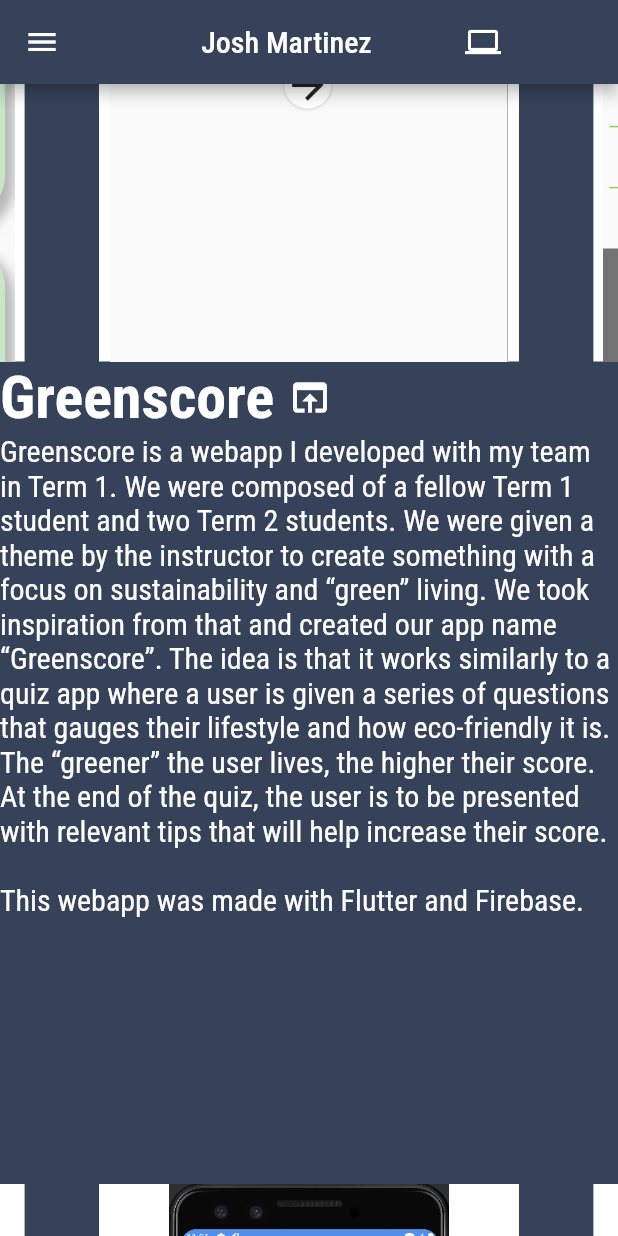
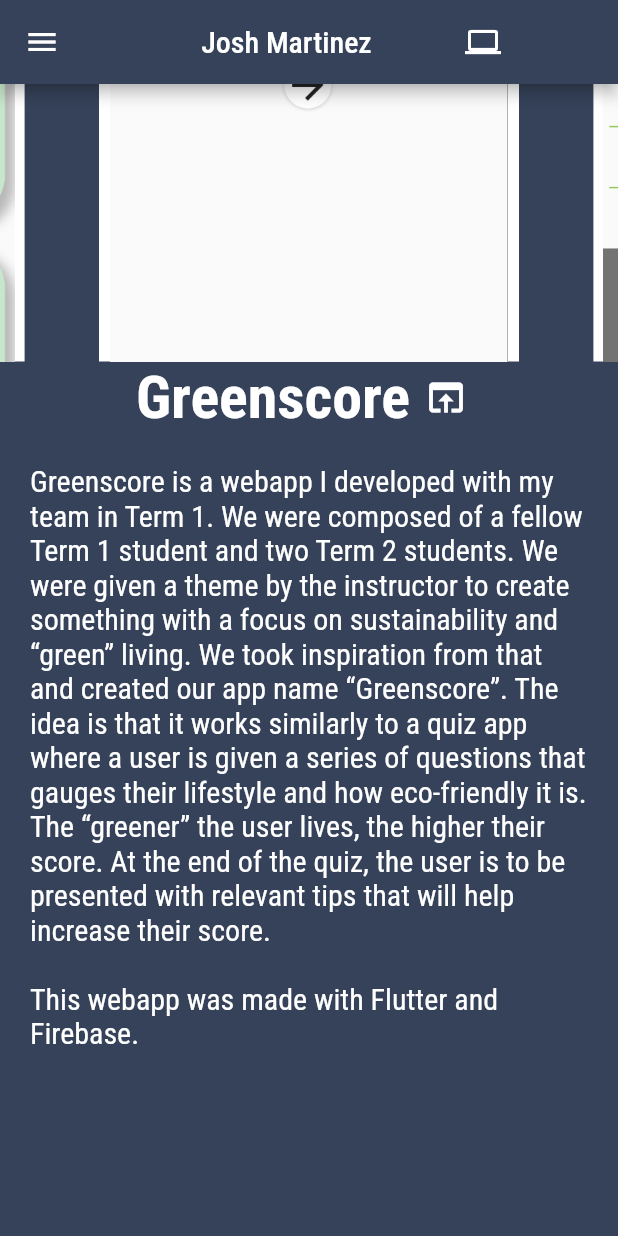
Before and after one commit to ChillyChaos/Personal-Website, a Flutter app: the screen it shows after launch, scrolled down 3456 dp, on a phone screen of 412 x 824 dp. Run offline on Flutter 3.47's test engine with Material 2 defaults, Android fonts, the phone set to English and light mode, and no system bars; drawn by our look-alikes of carousel_slider, scrollable_positioned_list; our stand-ins replace animated_text_kit, google_fonts; network calls fail.

Commit message:
-Made fixes to contact screen -Changed projects screen to respond at larger resolutions due to overflow issues

```diff
--- a/lib/constants/dimensions.dart
+++ b/lib/constants/dimensions.dart
@@ -1,2 +1,3 @@
 // breakpoint for mobile screens
 const mobileWidth = 700;
+const tabletWidth = 1300;
--- a/lib/projects_screen.dart
+++ b/lib/projects_screen.dart
@@ -62,7 +62,7 @@ class ProjectsScreen extends StatelessWidget {
         "and site navigation aspects according to client desires."
         "\n\n This project was done in WordPress.";
 
-    if(MediaQuery.of(context).size.width < mobileWidth) {
+    if(MediaQuery.of(context).size.width < tabletWidth) {
       return Column(
         children: [
           const TitleBox(title: "Projects", myIcon: Icons.gradient),
@@ -181,8 +181,10 @@ class ProjectsScreen extends StatelessWidget {
 
   Widget infoCardMobile(String title, String url, String content) => Column(
     mainAxisAlignment: MainAxisAlignment.spaceBetween,
+    crossAxisAlignment: CrossAxisAlignment.center,
     children: [
       Row(
+        mainAxisAlignment: MainAxisAlignment.center,
         children: [
           Text(
             title,
@@ -200,12 +202,16 @@ class ProjectsScreen extends StatelessWidget {
               icon: const Icon(Icons.open_in_browser))
         ],
       ),
-      SizedBox(
-          height: 500,
-          child: Text(
-            content,
-            style: const TextStyle(fontSize: 20, color: Colors.white),
-          )),
+      Padding(
+        padding: const EdgeInsets.all(20.0),
+        child: SizedBox(
+            height: 500,
+            child: Text(
+              content,
+              style: const TextStyle(fontSize: 20, color: Colors.white),
+              textAlign: TextAlign.start,
+            )),
+      ),
     ],
   );
 
```
Also changed, not shown: lib/about_screen.dart (+5 -7 lines), lib/contact_screen.dart (+36 -6 lines).
